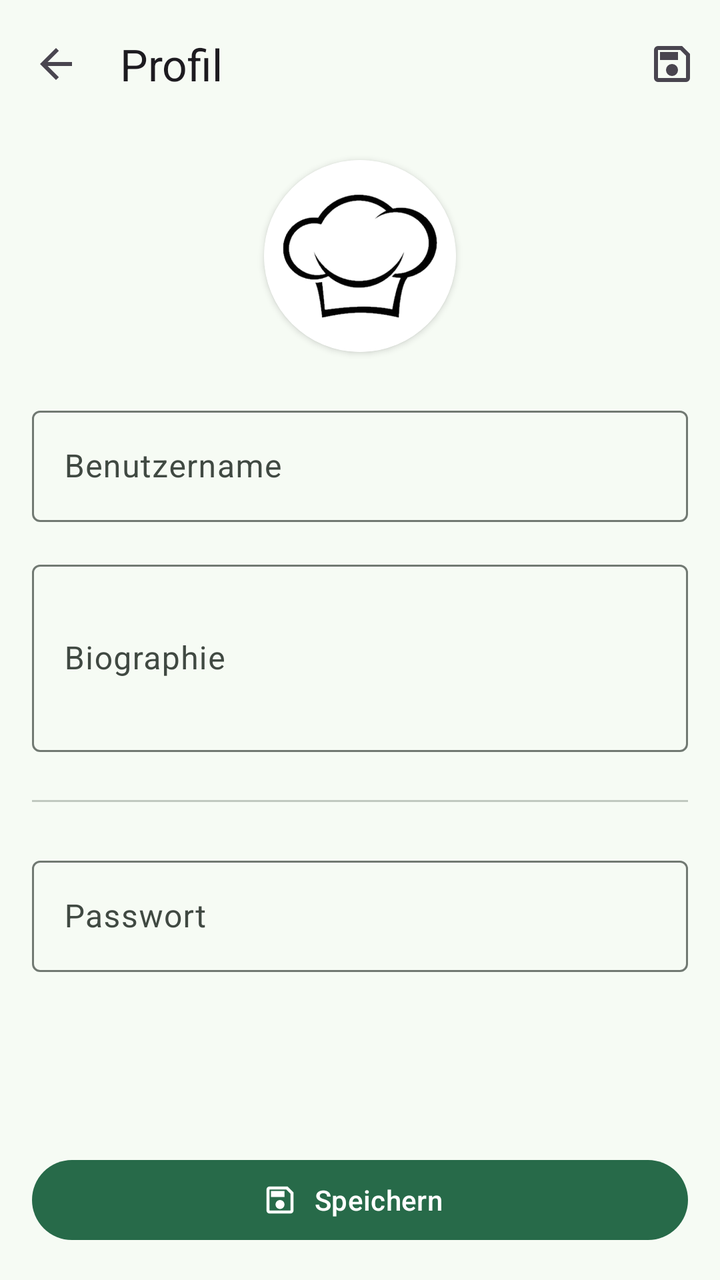
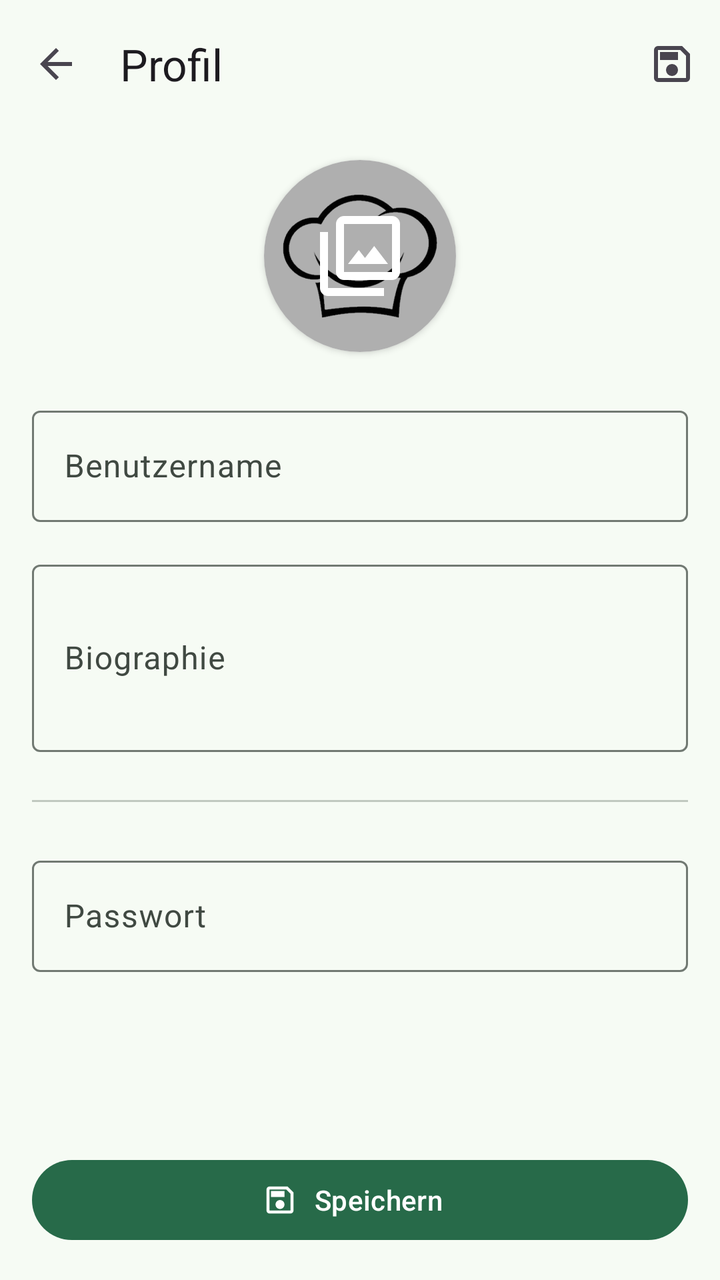

Before-and-after screenshots of an Android layout around one commit, followed by the original layout XML and the change that was made.
<!-- AndroidManifest.xml: application theme Theme.CookstaApp -->
<!-- res/layout/fragment_edit_profile.xml -->
<?xml version="1.0" encoding="utf-8"?>
<LinearLayout xmlns:android="http://schemas.android.com/apk/res/android"
    xmlns:app="http://schemas.android.com/apk/res-auto"
    android:layout_width="match_parent"
    android:layout_height="match_parent"
    android:background="?attr/colorSurface"
    android:orientation="vertical">

    <com.google.android.material.appbar.AppBarLayout
        android:layout_width="match_parent"
        android:layout_height="wrap_content"
        android:fitsSystemWindows="true">

        <com.google.android.material.appbar.MaterialToolbar
            android:id="@+id/toolbar"
            android:layout_width="match_parent"
            android:layout_height="wrap_content"
            android:minHeight="?attr/actionBarSize"
            app:menu="@menu/edit_profile_app_bar"
            app:navigationIcon="@drawable/ic_back"
            app:title="@string/title_profile" />
    </com.google.android.material.appbar.AppBarLayout>

    <LinearLayout
        android:layout_width="match_parent"
        android:layout_height="match_parent"
        android:clipToPadding="false"
        android:gravity="center_horizontal"
        android:orientation="vertical"
        android:padding="16dp">

        <androidx.cardview.widget.CardView
            android:id="@+id/editProfileImageView"
            android:layout_width="96dp"
            android:layout_height="96dp"
            app:cardCornerRadius="999dp"
            app:cardElevation="2dp">

            <ImageView
                android:id="@+id/editProfileImage"
                android:layout_width="match_parent"
                android:layout_height="match_parent"
                android:scaleType="centerCrop"
                android:src="@drawable/ic_launcher" />
        </androidx.cardview.widget.CardView>

        <Space
            android:layout_width="match_parent"
            android:layout_height="16dp" />

        <com.google.android.material.textfield.TextInputLayout
            android:layout_width="match_parent"
            android:layout_height="wrap_content"
            android:layout_marginVertical="8dp"
            android:hint="@string/usernameHint">

            <com.google.android.material.textfield.TextInputEditText
                android:id="@+id/editUsernameInput"
                android:layout_width="match_parent"
                android:layout_height="wrap_content"
                android:inputType="text" />
        </com.google.android.material.textfield.TextInputLayout>

        <com.google.android.material.textfield.TextInputLayout
            android:layout_width="match_parent"
            android:layout_height="wrap_content"
            android:layout_marginVertical="8dp"
            android:hint="@string/biography">

            <com.google.android.material.textfield.TextInputEditText
                android:id="@+id/editBiographyInput"
                android:layout_width="match_parent"
                android:layout_height="wrap_content"
                android:inputType="textMultiLine"
                android:lines="3" />
        </com.google.android.material.textfield.TextInputLayout>

        <com.google.android.material.divider.MaterialDivider
            android:layout_width="match_parent"
            android:layout_height="wrap_content"
            android:layout_marginVertical="16dp" />

        <com.google.android.material.textfield.TextInputLayout
            android:layout_width="match_parent"
            android:layout_height="wrap_content"
            android:layout_marginVertical="8dp"
            android:hint="@string/passwordHint">

            <com.google.android.material.textfield.TextInputEditText
                android:id="@+id/editPasswordInput"
                android:layout_width="match_parent"
                android:layout_height="wrap_content"
                android:inputType="textPassword" />
        </com.google.android.material.textfield.TextInputLayout>

        <Space
            android:layout_width="match_parent"
            android:layout_height="0dp"
            android:layout_weight="1" />

        <com.google.android.material.button.MaterialButton
            android:id="@+id/saveProfileButton"
            style="@style/Widget.Material3.Button.Icon"
            android:layout_width="match_parent"
            android:layout_height="wrap_content"
            android:text="@string/save"
            app:icon="@drawable/ic_save"
            app:iconGravity="textStart" />
    </LinearLayout>

</LinearLayout>
<!-- resources referenced by this layout -->
<resources>
  <string name="biography">Biographie</string>
  <string name="passwordHint">Passwort</string>
  <string name="save">Speichern</string>
  <string name="title_profile">Profil</string>
  <string name="usernameHint">Benutzername</string>
  <color name="md_theme_primary">#276A49</color>
  <color name="md_theme_onPrimary">#FFFFFF</color>
  <color name="md_theme_primaryContainer">#ADF2C7</color>
  <color name="md_theme_onPrimaryContainer">#002111</color>
  <color name="md_theme_secondary">#4E6355</color>
  <color name="md_theme_onSecondary">#FFFFFF</color>
  <color name="md_theme_secondaryContainer">#D0E8D6</color>
  <color name="md_theme_onSecondaryContainer">#0B1F14</color>
  <color name="md_theme_tertiary">#3C6471</color>
  <color name="md_theme_onTertiary">#FFFFFF</color>
  <color name="md_theme_tertiaryContainer">#BFE9F9</color>
  <color name="md_theme_onTertiaryContainer">#001F27</color>
  <color name="md_theme_error">#BA1A1A</color>
  <color name="md_theme_onError">#FFFFFF</color>
  <color name="md_theme_errorContainer">#FFDAD6</color>
  <color name="md_theme_onErrorContainer">#410002</color>
  <color name="md_theme_background">#F6FBF4</color>
  <color name="md_theme_onBackground">#171D19</color>
  <color name="md_theme_surface">#F6FBF4</color>
  <color name="md_theme_onSurface">#171D19</color>
  <color name="md_theme_surfaceVariant">#DCE5DC</color>
  <color name="md_theme_onSurfaceVariant">#404942</color>
  <color name="md_theme_outline">#717972</color>
  <color name="md_theme_outlineVariant">#C0C9C0</color>
  <color name="md_theme_inverseSurface">#2C322D</color>
  <color name="md_theme_inverseOnSurface">#EDF2EB</color>
  <color name="md_theme_inversePrimary">#91D5AC</color>
  <color name="md_theme_primaryFixed">#ADF2C7</color>
  <color name="md_theme_onPrimaryFixed">#002111</color>
  <color name="md_theme_primaryFixedDim">#91D5AC</color>
  <color name="md_theme_onPrimaryFixedVariant">#055232</color>
  <color name="md_theme_secondaryFixed">#D0E8D6</color>
  <color name="md_theme_onSecondaryFixed">#0B1F14</color>
  <color name="md_theme_secondaryFixedDim">#B5CCBB</color>
  <color name="md_theme_onSecondaryFixedVariant">#374B3E</color>
  <color name="md_theme_tertiaryFixed">#BFE9F9</color>
  <color name="md_theme_onTertiaryFixed">#001F27</color>
  <color name="md_theme_tertiaryFixedDim">#A4CDDC</color>
  <color name="md_theme_onTertiaryFixedVariant">#224C59</color>
  <color name="md_theme_surfaceDim">#D6DBD5</color>
  <color name="md_theme_surfaceBright">#F6FBF4</color>
  <color name="md_theme_surfaceContainerLowest">#FFFFFF</color>
  <color name="md_theme_surfaceContainerLow">#F0F5EE</color>
  <color name="md_theme_surfaceContainer">#EAEFE9</color>
  <color name="md_theme_surfaceContainerHigh">#E4EAE3</color>
  <color name="md_theme_surfaceContainerHighest">#DFE4DD</color>
  <!-- unchanged entries left out for length: 6 -->
</resources>

<!-- the commit's change to res/layout/fragment_edit_profile.xml (unified diff, before → after) -->
@@ -42,6 +42,14 @@
                 android:layout_height="match_parent"
                 android:scaleType="centerCrop"
                 android:src="@drawable/ic_launcher" />
+
+            <ImageView
+                android:layout_width="match_parent"
+                android:layout_height="match_parent"
+                android:background="#50000000"
+                android:padding="24dp"
+                app:srcCompat="@drawable/ic_photo_library"
+                app:tint="@android:color/white" />
         </androidx.cardview.widget.CardView>
 
         <Space
<!-- resource entries referenced after the edit -->
@@ -1,5 +1,16 @@
 <!-- resources referenced by this layout -->
 <resources>
+  <!-- drawable ic_photo_library (drawable) -->
+  <vector xmlns:android="http://schemas.android.com/apk/res/android"
+      android:width="24dp"
+      android:height="24dp"
+      android:viewportWidth="960"
+      android:viewportHeight="960"
+      android:tint="?attr/colorControlNormal">
+    <path
+        android:fillColor="@android:color/white"
+        android:pathData="M360,560L760,560L622,380L530,500L468,420L360,560ZM320,720Q287,720 263.5,696.5Q240,673 240,640L240,160Q240,127 263.5,103.5Q287,80 320,80L800,80Q833,80 856.5,103.5Q880,127 880,160L880,640Q880,673 856.5,696.5Q833,720 800,720L320,720ZM320,640L800,640Q800,640 800,640Q800,640 800,640L800,160Q800,160 800,160Q800,160 800,160L320,160Q320,160 320,160Q320,160 320,160L320,640Q320,640 320,640Q320,640 320,640ZM160,880Q127,880 103.5,856.5Q80,833 80,800L80,240L160,240L160,800Q160,800 160,800Q160,800 160,800L720,800L720,880L160,880ZM320,160L320,160Q320,160 320,160Q320,160 320,160L320,640Q320,640 320,640Q320,640 320,640L320,640Q320,640 320,640Q320,640 320,640L320,160Q320,160 320,160Q320,160 320,160Z"/>
+  </vector>
   <string name="biography">Biographie</string>
   <string name="passwordHint">Passwort</string>
   <string name="save">Speichern</string>
